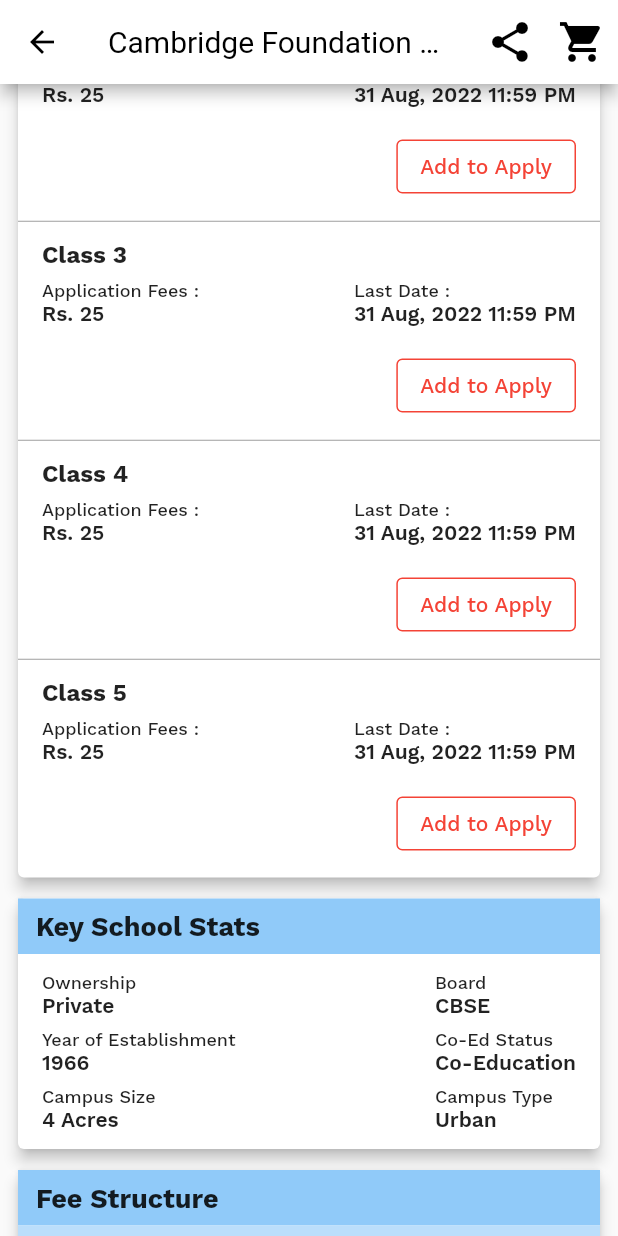
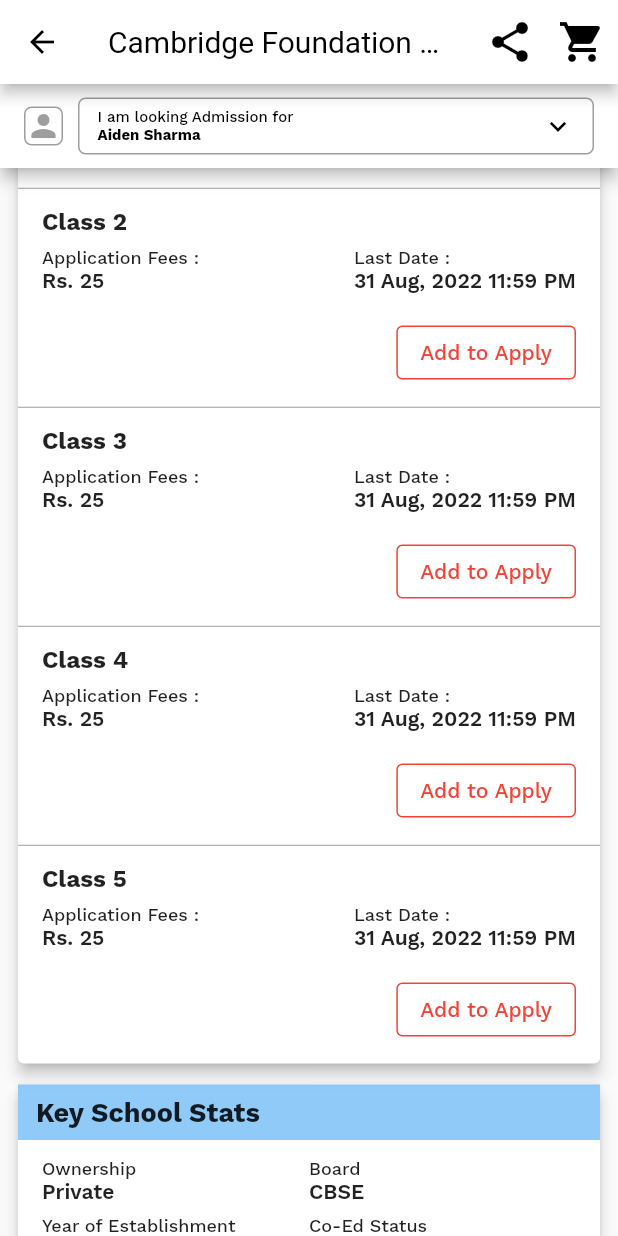
Before and after one commit to kartikbhargava11/school_app, a Flutter app: the SchoolProfile screen opened directly with sample values from the repository, scrolled down 576 dp, on a phone screen of 412 x 824 dp. Run offline on Flutter 3.47's test engine with Material 2 defaults, Android fonts, the phone set to English and light mode, and no system bars; our stand-ins replace animated_splash_screen, percent_indicator, smooth_page_indicator; network calls fail.

Commit message:
fix ui in school profile

```diff
--- a/lib/screens/home_screen.dart
+++ b/lib/screens/home_screen.dart
@@ -1,6 +1,5 @@
 import 'package:flutter/material.dart';
 import 'package:smooth_page_indicator/smooth_page_indicator.dart';
-import 'package:sticky_headers/sticky_headers.dart';
 
 import '../widgets/hero_section.dart';
 import '../widgets/school_card.dart';
--- a/lib/screens/school_profile.dart
+++ b/lib/screens/school_profile.dart
@@ -50,17 +50,11 @@
     );
   }
 
-  Widget _buildSizedBox({required double height}) {
-    return SizedBox(
-      height: height,
-    );
-  }
-
   @override
   Widget build(BuildContext context) {
     return Scaffold(
       extendBodyBehindAppBar: true,
-      appBar: _scrollOffset > 300
+      appBar: _scrollOffset > 250
         ?
       AppBar(
         backgroundColor: Colors.white,
@@ -89,11 +83,11 @@
       )
         :
       null,
-      body: SingleChildScrollView(
+      body: CustomScrollView(
         controller: _scrollController,
-        child: Column(
-          children: [
-            Stack(
+        slivers: [
+          SliverToBoxAdapter(
+            child: Stack(
               children: [
                 Image(
                   height: 280,
@@ -147,37 +141,109 @@
                 )
               ],
             ),
-            _buildContainer(
+          ),
+          SliverPadding(
+            padding: const EdgeInsets.only(top: 6.0),
+            sliver: SliverToBoxAdapter(
+              child: _buildContainer(
                 child: const SchoolProfileActions(),
               ),
-            _buildSizedBox(
-              height: 6.0,
+            )
           ),
-            _buildContainer(
+          SliverPadding(
+            padding: const EdgeInsets.only(top: 6.0),
+            sliver: SliverAppBar(
+              backgroundColor: Colors.white,
+              elevation: 4.0,
+              pinned: true,
+              automaticallyImplyLeading: false,
+              title: Row(
+                children: [
+                  Container(
+                    margin: const EdgeInsets.only(right: 10.0),
+                    decoration: BoxDecoration(
+                      borderRadius: BorderRadius.circular(5.0),
+                      border: Border.all(color: Colors.grey, width: 1.0),
+                    ),
+                    child: const Icon(
+                      Icons.person,
+                      size: 24.0,
+                      color: Colors.grey,
+                    ),
+                  ),
+                  Expanded(
+                    child: Container(
+                      padding: const EdgeInsets.symmetric(horizontal: 12.0, vertical: 6.0),
+                      decoration: BoxDecoration(
+                        borderRadius: BorderRadius.circular(5.0),
+                        border: Border.all(color: Colors.grey, width: 1.0),
+                      ),
+                      child: Row(
+                        children: [
+                          Column(
+                            crossAxisAlignment: CrossAxisAlignment.start,
+                            children: [
+                              Text(
+                                "I am looking Admission for",
+                                style: TextStyle(
+                                  color: Colors.black,
+                                  fontSize: 10.0
+                                )
+                              ),
+                              Text(
+                                "Aiden Sharma",
+                                style: TextStyle(
+                                  color: Colors.black,
+                                  fontSize: 10.0,
+                                  fontWeight: FontWeight.bold
+                                )
+                              )
+                            ],
+                          ),
+                          const Spacer(),
+                          const Icon(
+                            Icons.keyboard_arrow_down_outlined,
+                            color: Colors.black,
+                            size: 22.0,
+                          )
+                        ],
+                      )
+                    ),
+                  ),
+                ],
+              ),
+            ),
+          ),
+          SliverPadding(
+            padding: const EdgeInsets.only(top: 6.0),
+            sliver: SliverToBoxAdapter(
+              child: _buildContainer(
                 child: SchoolProfileApplyToClasses(
                   formDetails: widget.school.formDetails,
                 )
+              )
+            )
           ),
-            _buildSizedBox(
-              height: 6.0,
-            ),
-            _buildContainer(
+          SliverPadding(
+            padding: const EdgeInsets.only(top: 6.0),
+            sliver: SliverToBoxAdapter(
+              child: _buildContainer(
                 child: SchoolProfileStats(
                   school: widget.school,
                 )
-            ),
-            _buildSizedBox(
-              height: 6.0,
-            ),
-            _buildContainer(
-              child: SchoolProfileFeeStructure()
-            ),
-            _buildSizedBox(
-              height: 6.0,
-            ),
-          ]
+              )
             )
           ),
+          SliverPadding(
+            padding: const EdgeInsets.only(top: 6.0),
+            sliver: SliverToBoxAdapter(
+              child: _buildContainer(
+                child: SchoolProfileFeeStructure()
+              )
+            )
+          ),
+        ],
+      )
     );
   }
 }
--- a/lib/widgets/school_profile_fee_structure.dart
+++ b/lib/widgets/school_profile_fee_structure.dart
@@ -43,6 +43,8 @@
       "fees": "4,000"
     },
   ];
+
+  final List<Widget> _feeStructure = [];
 
   SchoolProfileFeeStructure({Key? key}) : super(key: key);
 
@@ -106,6 +108,56 @@
 
   @override
   Widget build(BuildContext context) {
+    for (var i = 0; i < _fees.length; i++) {
+      final Map<String, String> fee = _fees[i];
+      _feeStructure.add(
+        Column(
+          children: [
+            Padding(
+              padding: const EdgeInsets.symmetric(vertical: 16.0, horizontal: 12.0),
+              child: Row(
+                children: [
+                  Expanded(
+                    flex: 3,
+                    child: Text(
+                      "${fee['name']}",
+                      overflow: TextOverflow.ellipsis,
+                      style: const TextStyle(
+                        fontWeight: FontWeight.bold,
+                        fontSize: 12.0
+                      )
+                    ),
+                  ),
+                  Expanded(
+                    flex: 2,
+                    child: Text(
+                      fee["tenure"] as String,
+                      style: const TextStyle(
+                        fontSize: 12.0
+                      ),
+                    ),
+                  ),
+                  Expanded(
+                    child: Text(
+                      "Rs.${fee['fees']}",
+                      style: const TextStyle(
+                          fontSize: 12.0
+                      ),
+                    ),
+                  ),
+
+                ],
+              ),
+            ),
+            if (i != _fees.length - 1)
+              const Divider(
+                height: 1.0,
+                color: Colors.grey,
+              )
+          ],
+        )
+      );
+    }
     return Column(
       crossAxisAlignment: CrossAxisAlignment.start,
       children: [
@@ -186,7 +238,7 @@
           )
         ),
         const Padding(
-          padding: EdgeInsets.symmetric(vertical: 16.0, horizontal: 12.0),
+          padding: EdgeInsets.only(top: 12.0, left: 12.0, right: 12.0),
           child: Text(
             "Fee Details for Pre-Nursery",
             style: TextStyle(
@@ -195,54 +247,7 @@
             )
           ),
         ),
-        ListView.separated(
-          shrinkWrap: true,
-          physics: const NeverScrollableScrollPhysics(),
-          itemCount: _fees.length,
-          separatorBuilder: (ctx, index) {
-            return const Divider(
-              color: Colors.grey,
-              thickness: 1.0,
-            );
-          },
-          itemBuilder: (ctx, index) {
-            final fee = _fees[index];
-            return Padding(
-              padding: const EdgeInsets.symmetric(vertical: 8.0, horizontal: 12.0),
-              child: Row(
-                children: [
-                  Expanded(
-                    flex: 3,
-                    child: Text(
-                      "${fee['name']}",
-                      overflow: TextOverflow.ellipsis,
-                      style: const TextStyle(
-                        fontWeight: FontWeight.bold
-                      )
-                    ),
-                  ),
-                  Expanded(
-                    flex: 2,
-                    child: Text(
-                      fee["tenure"] as String,
-                      style: const TextStyle(
-                        fontSize: 12.0
-                      ),
-                    ),
-                  ),
-                  Expanded(
-                    child: Text(
-                      "Rs.${fee['fees']}",
-                      style: const TextStyle(
-                        fontSize: 12.0
-                      ),
-                    ),
-                  )
-                ],
-              ),
-            );
-          },
-        ),
+        ..._feeStructure,
         Container(
           padding: const EdgeInsets.symmetric(vertical: 16.0, horizontal: 12.0),
           child: Column(
--- a/lib/widgets/school_profile_stats.dart
+++ b/lib/widgets/school_profile_stats.dart
@@ -30,7 +30,8 @@
           padding: const EdgeInsets.symmetric(vertical: 12.0, horizontal: 16.0),
           child: Row(
             children: [
-              Column(
+              Expanded(
+                child: Column(
                   crossAxisAlignment: CrossAxisAlignment.start,
                   children: [
                     const Text(
@@ -83,8 +84,9 @@
                     ),
                   ],
                 ),
-              const Spacer(),
-              Column(
+              ),
+              Expanded(
+                child: Column(
                   crossAxisAlignment: CrossAxisAlignment.start,
                   children: [
                     const Text(
@@ -136,6 +138,7 @@
                       )
                     ),
                   ],
+                ),
               )
             ],
           ),
--- a/pubspec.yaml
+++ b/pubspec.yaml
@@ -39,7 +39,6 @@
   intl: ^0.17.0
   animated_splash_screen: ^1.3.0
   percent_indicator: ^4.2.2
-  sticky_headers: ^0.3.0
 
 dev_dependencies:
   flutter_test:
```
Also changed, not shown: pubspec.lock. Lines whose indentation alone changed are shown as unchanged.
